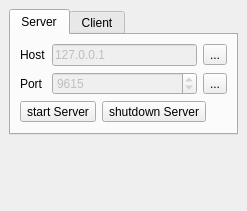
The window that ui_remotecontroldockwidget.ui (datalyze-solutions/QgsRemoteControl) describes before a commit, drawn with Qt 5.
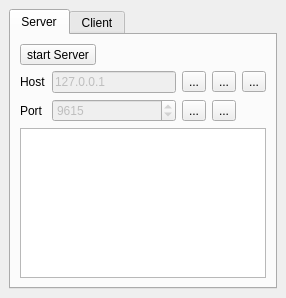
The same window after the commit. Icons and pictures are not drawn.

The edit to the form file:
```diff
--- a/ui_remotecontroldockwidget.ui
+++ b/ui_remotecontroldockwidget.ui
@@ -6,8 +6,8 @@
    <rect>
     <x>0</x>
     <y>0</y>
-    <width>247</width>
-    <height>211</height>
+    <width>286</width>
+    <height>298</height>
    </rect>
   </property>
   <property name="windowTitle">
@@ -15,6 +15,19 @@
   </property>
   <widget class="QWidget" name="dockWidgetContents">
    <layout class="QVBoxLayout" name="verticalLayout">
+    <item>
+     <spacer name="verticalSpacer">
+      <property name="orientation">
+       <enum>Qt::Vertical</enum>
+      </property>
+      <property name="sizeHint" stdset="0">
+       <size>
+        <width>20</width>
+        <height>40</height>
+       </size>
+      </property>
+     </spacer>
+    </item>
     <item>
      <widget class="QTabWidget" name="tabWidget">
       <property name="currentIndex">
@@ -25,6 +38,52 @@
         <string>Server</string>
        </attribute>
        <layout class="QVBoxLayout" name="verticalLayout_2">
+        <item>
+         <layout class="QHBoxLayout" name="horizontalLayout">
+          <item>
+           <widget class="QToolButton" name="startStopServerToolButton">
+            <property name="enabled">
+             <bool>true</bool>
+            </property>
+            <property name="toolTip">
+             <string>start/stop server</string>
+            </property>
+            <property name="text">
+             <string>start Server</string>
+            </property>
+            <property name="icon">
+             <iconset resource="resources.qrc">
+              <normaloff>:/icons/server-toggle.png</normaloff>:/icons/server-toggle.png</iconset>
+            </property>
+            <property name="iconSize">
+             <size>
+              <width>32</width>
+              <height>32</height>
+             </size>
+            </property>
+            <property name="checkable">
+             <bool>true</bool>
+            </property>
+            <property name="toolButtonStyle">
+             <enum>Qt::ToolButtonIconOnly</enum>
+            </property>
+           </widget>
+          </item>
+          <item>
+           <spacer name="horizontalSpacer">
+            <property name="orientation">
+             <enum>Qt::Horizontal</enum>
+            </property>
+            <property name="sizeHint" stdset="0">
+             <size>
+              <width>40</width>
+              <height>20</height>
+             </size>
+            </property>
+           </spacer>
+          </item>
+         </layout>
+        </item>
         <item>
          <layout class="QGridLayout" name="gridLayout">
           <item row="0" column="1">
@@ -37,13 +96,6 @@
             </property>
            </widget>
           </item>
-          <item row="1" column="0">
-           <widget class="QLabel" name="portLabel">
-            <property name="text">
-             <string>Port</string>
-            </property>
-           </widget>
-          </item>
           <item row="0" column="0">
            <widget class="QLabel" name="serverAddressLabel">
             <property name="text">
@@ -51,6 +103,40 @@
             </property>
            </widget>
           </item>
+          <item row="0" column="3">
+           <widget class="QToolButton" name="serverAddressListenLocalhostToolButton">
+            <property name="toolTip">
+             <string>listen localhost</string>
+            </property>
+            <property name="text">
+             <string>...</string>
+            </property>
+            <property name="icon">
+             <iconset resource="resources.qrc">
+              <normaloff>:/icons/user-desktop.png</normaloff>:/icons/user-desktop.png</iconset>
+            </property>
+            <property name="checkable">
+             <bool>false</bool>
+            </property>
+           </widget>
+          </item>
+          <item row="1" column="2">
+           <widget class="QToolButton" name="serverPortEditToolButton">
+            <property name="toolTip">
+             <string>edit port</string>
+            </property>
+            <property name="text">
+             <string>...</string>
+            </property>
+            <property name="icon">
+             <iconset resource="resources.qrc">
+              <normaloff>:/icons/draw-freehand.png</normaloff>:/icons/draw-freehand.png</iconset>
+            </property>
+            <property name="checkable">
+             <bool>true</bool>
+            </property>
+           </widget>
+          </item>
           <item row="1" column="1">
            <widget class="QSpinBox" name="portSpinBox">
             <property name="enabled">
@@ -67,17 +153,10 @@
             </property>
            </widget>
           </item>
-          <item row="1" column="2">
-           <widget class="QToolButton" name="portEditToolButton">
+          <item row="1" column="0">
+           <widget class="QLabel" name="serverPortLabel">
             <property name="text">
-             <string>...</string>
-            </property>
-            <property name="icon">
-             <iconset resource="resources.qrc">
-              <normaloff>:/icons/draw-freehand.png</normaloff>:/icons/draw-freehand.png</iconset>
-            </property>
-            <property name="checkable">
-             <bool>true</bool>
+             <string>Port</string>
             </property>
            </widget>
           </item>
@@ -95,73 +174,54 @@
             </property>
            </widget>
           </item>
+          <item row="0" column="4">
+           <widget class="QToolButton" name="serverAddressListenAllToolButton">
+            <property name="toolTip">
+             <string>listen globaly</string>
+            </property>
+            <property name="text">
+             <string>...</string>
+            </property>
+            <property name="icon">
+             <iconset resource="resources.qrc">
+              <normaloff>:/icons/network-workgroup.png</normaloff>:/icons/network-workgroup.png</iconset>
+            </property>
+            <property name="checkable">
+             <bool>false</bool>
+            </property>
+           </widget>
+          </item>
+          <item row="1" column="3">
+           <widget class="QToolButton" name="serverPortDefaultToolButton">
+            <property name="toolTip">
+             <string>set Port back to 9615</string>
+            </property>
+            <property name="text">
+             <string>...</string>
+            </property>
+            <property name="icon">
+             <iconset resource="resources.qrc">
+              <normaloff>:/icons/draw-eraser.png</normaloff>:/icons/draw-eraser.png</iconset>
+            </property>
+            <property name="checkable">
+             <bool>false</bool>
+            </property>
+           </widget>
+          </item>
          </layout>
         </item>
         <item>
-         <layout class="QHBoxLayout" name="horizontalLayout">
-          <item>
-           <widget class="QToolButton" name="startServerToolButton">
-            <property name="enabled">
-             <bool>true</bool>
-            </property>
-            <property name="toolTip">
-             <string>start Server</string>
-            </property>
-            <property name="text">
-             <string>start Server</string>
-            </property>
-            <property name="icon">
-             <iconset resource="resources.qrc">
-              <normaloff>:/icons/call-start.png</normaloff>:/icons/call-start.png</iconset>
-            </property>
-            <property name="iconSize">
-             <size>
-              <width>32</width>
-              <height>32</height>
-             </size>
-            </property>
-            <property name="toolButtonStyle">
-             <enum>Qt::ToolButtonIconOnly</enum>
-            </property>
-           </widget>
-          </item>
-          <item>
-           <widget class="QToolButton" name="stopServerToolButton">
-            <property name="toolTip">
-             <string>shutdown Server</string>
-            </property>
-            <property name="text">
-             <string>shutdown Server</string>
-            </property>
-            <property name="icon">
-             <iconset resource="resources.qrc">
-              <normaloff>:/icons/call-stop.png</normaloff>:/icons/call-stop.png</iconset>
-            </property>
-            <property name="iconSize">
-             <size>
-              <width>32</width>
-              <height>32</height>
-             </size>
-            </property>
-            <property name="toolButtonStyle">
-             <enum>Qt::ToolButtonIconOnly</enum>
-            </property>
-           </widget>
-          </item>
-          <item>
-           <spacer name="horizontalSpacer">
-            <property name="orientation">
-             <enum>Qt::Horizontal</enum>
-            </property>
-            <property name="sizeHint" stdset="0">
-             <size>
-              <width>40</width>
-              <height>20</height>
-             </size>
-            </property>
-           </spacer>
-          </item>
-         </layout>
+         <widget class="QListView" name="clientListView">
+          <property name="editTriggers">
+           <set>QAbstractItemView::NoEditTriggers</set>
+          </property>
+          <property name="alternatingRowColors">
+           <bool>true</bool>
+          </property>
+          <property name="selectionMode">
+           <enum>QAbstractItemView::NoSelection</enum>
+          </property>
+         </widget>
         </item>
        </layout>
       </widget>
@@ -312,19 +372,6 @@
       </widget>
      </widget>
     </item>
-    <item>
-     <spacer name="verticalSpacer">
-      <property name="orientation">
-       <enum>Qt::Vertical</enum>
-      </property>
-      <property name="sizeHint" stdset="0">
-       <size>
-        <width>20</width>
-        <height>40</height>
-       </size>
-      </property>
-     </spacer>
-    </item>
    </layout>
   </widget>
  </widget>
```
Left out of the diff: 204 changed lines with no effect on the pictures.
